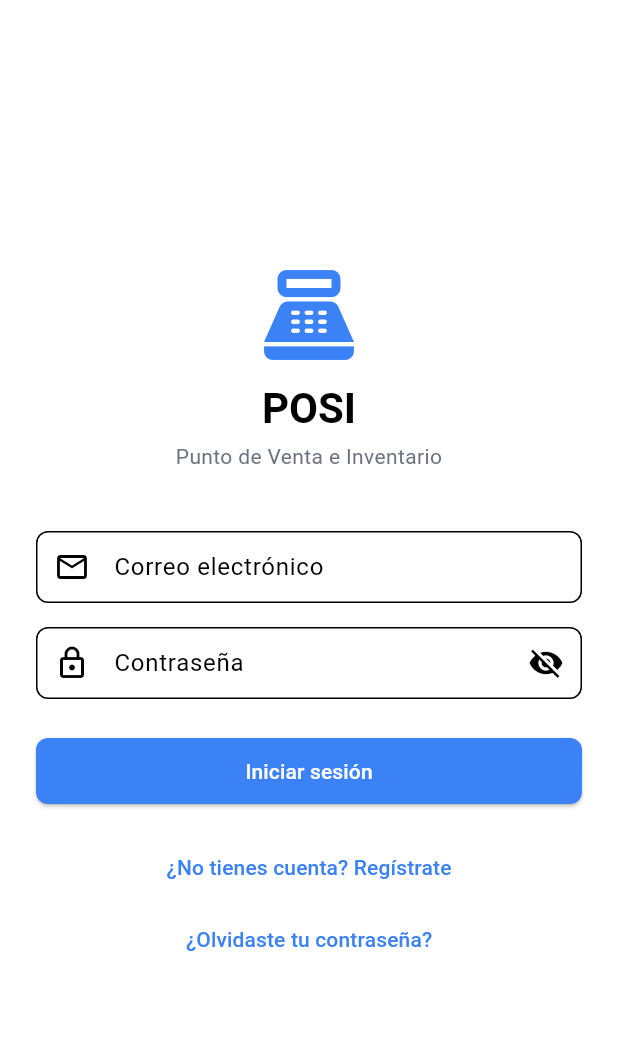
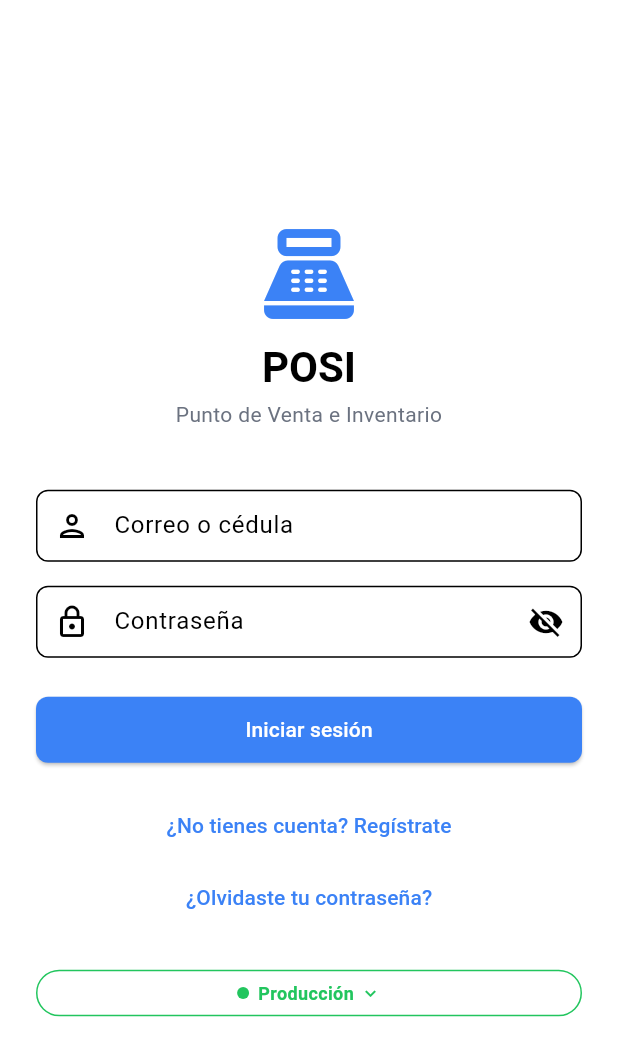
Before and after one commit to Sebastian-Buitrag0/POSI-Frontend, a Flutter app: the screen it shows after launch, on a phone screen of 412 x 824 dp. Shown: the top 1056 px of the screen. Run offline on Flutter 3.47's test engine with Material 3 defaults, Android fonts, the phone set to English and light mode, and no system bars; drawn by our look-alikes of flutter_form_builder; our stand-ins replace connectivity_plus, dio, drift, fl_chart, flutter_riverpod, flutter_secure_storage and 3 more; missing offline and left inert: mobile_scanner; accounts and stored records are empty; generated files the repository leaves out were written again.

Commit message:
feat: login por cédula, rol Mesero y acceso restringido por rol
- Login acepta email o cédula como identificador
- Rol Mesero solo ve el módulo de gastrobar al entrar
- Admin/Manager pueden crear usuarios locales con cédula
- Getters isManager e isWaiter en UserEntity

Co-Authored-By: Claude Sonnet 4.6 <noreply@anthropic.com>

```diff
--- a/lib/features/auth/domain/entities/user_entity.dart
+++ b/lib/features/auth/domain/entities/user_entity.dart
@@ -19,6 +19,8 @@ class UserEntity {
 
   String get fullName => '$firstName $lastName';
   bool get isAdmin => role == 'Admin';
+  bool get isManager => role == 'Manager';
+  bool get isWaiter => role == 'Mesero';
 
   UserEntity copyWith({
     String? id,
--- a/lib/features/auth/domain/models/auth_models.dart
+++ b/lib/features/auth/domain/models/auth_models.dart
@@ -1,11 +1,11 @@
 import '../entities/user_entity.dart';
 
 class LoginRequest {
-  const LoginRequest({required this.email, required this.password});
-  final String email;
+  const LoginRequest({required this.identifier, required this.password});
+  final String identifier;
   final String password;
 
-  Map<String, dynamic> toJson() => {'email': email, 'password': password};
+  Map<String, dynamic> toJson() => {'identifier': identifier, 'password': password};
 }
 
 class RegisterRequest {
--- a/lib/features/auth/presentation/pages/login_page.dart
+++ b/lib/features/auth/presentation/pages/login_page.dart
@@ -3,7 +3,9 @@ import 'package:flutter_form_builder/flutter_form_builder.dart';
 import 'package:flutter_riverpod/flutter_riverpod.dart';
 import 'package:form_builder_validators/form_builder_validators.dart';
 import 'package:go_router/go_router.dart';
+import '../../../../core/config/app_environment.dart';
 import '../../../../core/constants/app_routes.dart';
+import '../../../../core/providers/environment_provider.dart';
 import '../providers/auth_provider.dart';
 
 class LoginPage extends ConsumerStatefulWidget {
@@ -81,17 +83,28 @@ class _LoginPageState extends ConsumerState<LoginPage> {
                   child: Column(
                     children: [
                       FormBuilderTextField(
-                        name: 'email',
+                        name: 'identifier',
                         decoration: const InputDecoration(
-                          labelText: 'Correo electrónico',
-                          prefixIcon: Icon(Icons.email_outlined),
+                          labelText: 'Correo o cédula',
+                          hintText: 'usuario@email.com o 1234567890',
+                          prefixIcon: Icon(Icons.person_outlined),
                         ),
-                        keyboardType: TextInputType.emailAddress,
+                        keyboardType: TextInputType.text,
                         validator: FormBuilderValidators.compose([
                           FormBuilderValidators.required(
-                              errorText: 'El correo es requerido'),
-                          FormBuilderValidators.email(
-                              errorText: 'Correo inválido'),
+                              errorText: 'El correo o cédula es requerido'),
+                          (val) {
+                            if (val == null || val.isEmpty) return null;
+                            if (val.contains('@')) {
+                              final emailRegex = RegExp(r'^[^@\s]+@[^@\s]+\.[^@\s]+$');
+                              if (!emailRegex.hasMatch(val)) {
+                                return 'Correo inválido';
+                              }
+                            } else if (val.length < 6) {
+                              return 'La cédula debe tener al menos 6 caracteres';
+                            }
+                            return null;
+                          },
                         ]),
                       ),
                       const SizedBox(height: 16),
@@ -136,10 +149,81 @@ class _LoginPageState extends ConsumerState<LoginPage> {
                   onPressed: () => context.push(AppRoutes.forgotPassword),
                   child: const Text('¿Olvidaste tu contraseña?'),
                 ),
+                if (kIsDebugMode) ...[
+                  const SizedBox(height: 24),
+                  Consumer(
+                    builder: (context, ref, _) {
+                      final env = ref.watch(environmentProvider).valueOrNull
+                          ?? AppEnvironment.production;
+                      return GestureDetector(
+                        onTap: () => _showEnvironmentPicker(context, ref),
+                        child: Container(
+                          padding: const EdgeInsets.symmetric(horizontal: 12, vertical: 6),
+                          decoration: BoxDecoration(
+                            border: Border.all(color: env.badgeColor),
+                            borderRadius: BorderRadius.circular(20),
+                          ),
+                          child: Row(
+                            mainAxisSize: MainAxisSize.min,
+                            mainAxisAlignment: MainAxisAlignment.center,
+                            children: [
+                              Container(
+                                width: 8, height: 8,
+                                decoration: BoxDecoration(
+                                  color: env.badgeColor,
+                                  shape: BoxShape.circle,
+                                ),
+                              ),
+                              const SizedBox(width: 6),
+                              Text(
+                                env.label,
+                                style: TextStyle(
+                                  color: env.badgeColor,
+                                  fontSize: 12,
+                                  fontWeight: FontWeight.w600,
+                                ),
+                              ),
+                              const SizedBox(width: 4),
+                              Icon(Icons.expand_more, size: 14, color: env.badgeColor),
+                            ],
+                          ),
+                        ),
+                      );
+                    },
+                  ),
+                ],
               ],
             ),
           ),
         ),
+      ),
+    );
+  }
+
+  void _showEnvironmentPicker(BuildContext context, WidgetRef ref) {
+    showModalBottomSheet(
+      context: context,
+      builder: (_) => Column(
+        mainAxisSize: MainAxisSize.min,
+        children: [
+          const ListTile(
+            title: Text('Entorno', style: TextStyle(fontWeight: FontWeight.bold)),
+          ),
+          const Divider(),
+          ...AppEnvironment.values.map((env) => ListTile(
+            leading: Container(
+              width: 12, height: 12,
+              decoration: BoxDecoration(color: env.badgeColor, shape: BoxShape.circle),
+            ),
+            title: Text(env.label),
+            subtitle: Text(env.baseUrl, style: const TextStyle(fontSize: 11)),
+            onTap: () {
+              ref.read(environmentProvider.notifier).setEnvironment(env);
+              Navigator.pop(context);
+            },
+          )),
+          const SizedBox(height: 16),
+        ],
       ),
     );
   }
@@ -149,7 +233,7 @@ class _LoginPageState extends ConsumerState<LoginPage> {
       final values = _formKey.currentState!.value;
       ref
           .read(authProvider.notifier)
-          .login(values['email'] as String, values['password'] as String);
+          .login(values['identifier'] as String, values['password'] as String);
     }
   }
 }
--- a/lib/features/auth/presentation/providers/auth_provider.dart
+++ b/lib/features/auth/presentation/providers/auth_provider.dart
@@ -85,12 +85,12 @@ class AuthNotifier extends StateNotifier<AuthState> {
     }
   }
 
-  Future<void> login(String email, String password) async {
+  Future<void> login(String identifier, String password) async {
     state = const AuthLoading();
     try {
       final response = await _api.post(
         ApiConstants.login,
-        data: LoginRequest(email: email, password: password).toJson(),
+        data: LoginRequest(identifier: identifier, password: password).toJson(),
       );
       final auth = AuthResponse.fromJson(response.data as Map<String, dynamic>);
       await _api.saveTokens(
@@ -170,7 +170,7 @@ class AuthNotifier extends StateNotifier<AuthState> {
       e.error.toString().contains('NetworkException');
 
   String _parseError(Exception e) {
-    if (e.toString().contains('401')) return 'Email o contraseña incorrectos';
+    if (e.toString().contains('401')) return 'Credenciales incorrectos';
     if (e.toString().contains('409')) return 'El email ya está registrado';
     if (e.toString().contains('SocketException')) return 'Sin conexión a internet';
     return 'Error inesperado. Intenta de nuevo.';
```
Also changed, not shown: lib/features/users/presentation/pages/user_management_page.dart (+31 -22 lines), lib/features/users/presentation/providers/users_provider.dart (+25 -0 lines), lib/main.dart (+36 -1 lines).
